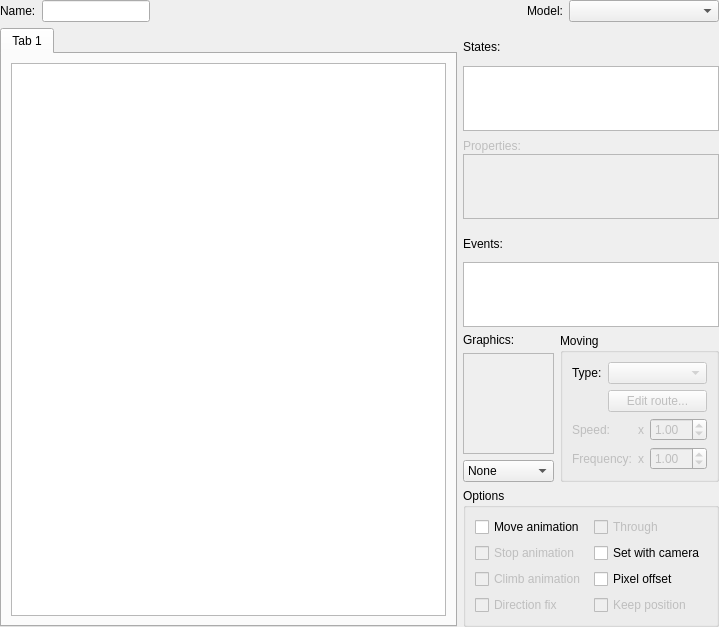
Qt form Engine/CustomWidgets/panelobject.ui (RPG-Paper-Maker/RPG-Paper-Maker) before a commit.
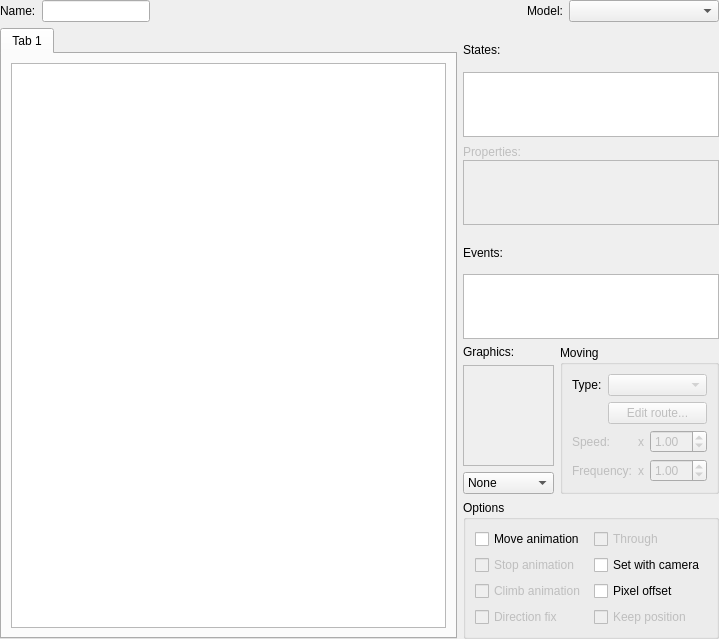
The same form after that commit. Custom widgets are drawn as their Qt base class.

Diff of the .ui file:
```diff
--- a/Engine/CustomWidgets/panelobject.ui
+++ b/Engine/CustomWidgets/panelobject.ui
@@ -7,7 +7,7 @@
     <x>0</x>
     <y>0</y>
     <width>719</width>
-    <height>627</height>
+    <height>639</height>
    </rect>
   </property>
   <property name="windowTitle">
```
Left out of the diff: 5 changed lines with no effect on the pictures.
